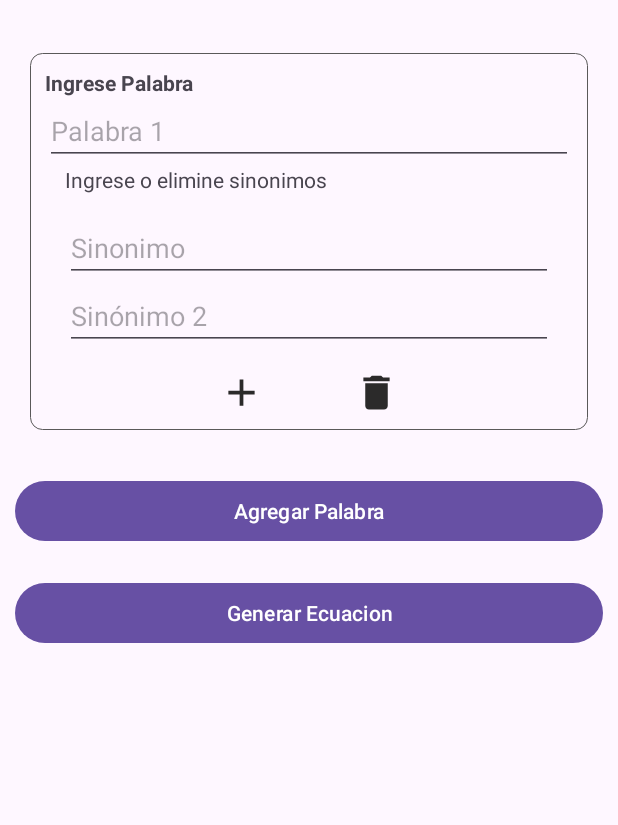
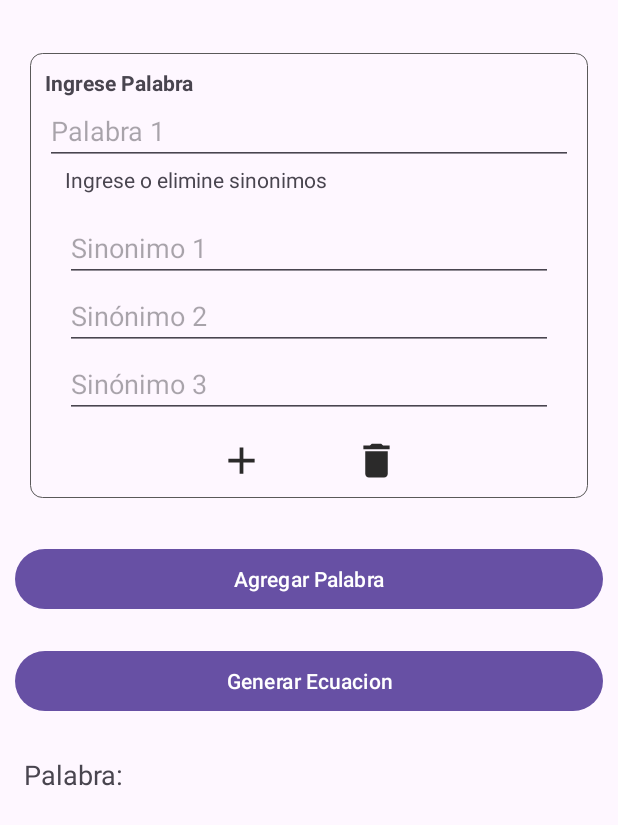
Before and after one commit to alancarlossilvestre/App_Ecuacion_De_Busqueda, an Android app: the screen it shows after launch (MainActivity), after a tap on "Generar Ecuacion", on a phone screen of 412 x 824 dp. Shown: the top 825 px of the screen. Run offline under Robolectric (Android 15) with nearby library versions, the phone set to English and light mode, and no system bars; 2 other taps on this screen came first.

Commit message:
muestra las palabras y sinonimos en un text view

```diff
--- a/app/src/main/java/com/example/dicionario/MainActivity.kt
+++ b/app/src/main/java/com/example/dicionario/MainActivity.kt
@@ -12,7 +12,6 @@ import android.widget.ImageView
 import android.widget.LinearLayout
 import android.widget.TextView
 import androidx.appcompat.widget.AppCompatImageView
-import com.example.dicionario.controladorInput.InputManager
 import com.google.android.material.textfield.TextInputEditText
 
 class MainActivity : AppCompatActivity() {
@@ -20,9 +19,11 @@ class MainActivity : AppCompatActivity() {
     private lateinit var copiarTextoManager: copiarTextoManager
     private lateinit var linearLayout: LinearLayout
     private lateinit var btnAgregar: Button
+    private lateinit var txtPalabrasSinonimos: TextView
 
 
-    private lateinit var btnAdd : AppCompatImageView
+    private lateinit var btnAddS : AppCompatImageView
+    private lateinit var btnDeleteS :AppCompatImageView
     private var contadorP = 0
 
     override fun onCreate(savedInstanceState: Bundle?) {
@@ -32,34 +33,48 @@ class MainActivity : AppCompatActivity() {
         linearLayout = findViewById(R.id.linearLayoutMain)
         btnAgregar = findViewById(R.id.btnAgregarPalabramain)
 
+        txtPalabrasSinonimos = findViewById(R.id.txtPalabrasSinonimos)
+
         btnAgregar.setOnClickListener {
             agregarElemento()
         }
+
+        val btnGenerar = findViewById<Button>(R.id.btnUnirPalabrasSinonimos)
+        btnGenerar.setOnClickListener {
+            generarTextoPalabrasSinonimos()
+        }
+
     }
 
     fun generarEcuacion(view: View) {
 
     }
 
-    private fun agregarElemento(){
+    private fun agregarElemento() {
         val inflater = getSystemService(Context.LAYOUT_INFLATER_SERVICE) as LayoutInflater
         val nuevoElemento = inflater.inflate(R.layout.palabras_y_sinonimos, null)
-        val txtInputPalabra =  nuevoElemento.findViewById<TextInputEditText>(R.id.palabra_1)
-        val txtInputSinonimo =  nuevoElemento.findViewById<TextInputEditText>(R.id.inputEditTextSinonimo)
-        btnAdd =  nuevoElemento.findViewById(R.id.addS)
+        val txtInputPalabra = nuevoElemento.findViewById<TextInputEditText>(R.id.palabra_1)
+        val txtInputSinonimoContainer = nuevoElemento.findViewById<LinearLayout>(R.id.textInputSinonimoContainer)
+        btnAddS = nuevoElemento.findViewById(R.id.addS)
+        btnDeleteS = nuevoElemento.findViewById(R.id.quitarS)
 
         contadorP++
         txtInputPalabra.hint = "Palabra $contadorP"
-        txtInputSinonimo.hint = "Sinonimo"
 
-        btnAdd.setOnClickListener {
-            agregarSinonimo(nuevoElemento)
+        agregarSinonimo(txtInputSinonimoContainer) // Agregar el primer TextInputEditText de sinónimo
+
+        btnAddS.setOnClickListener {
+            agregarSinonimo(txtInputSinonimoContainer) // Agregar más TextInputEditText de sinónimos al presionar el botón
+        }
+
+        btnDeleteS.setOnClickListener {
+            eliminarSinonimo(txtInputSinonimoContainer) // Eliminar el último TextInputEditText de sinónimo al presionar el botón
         }
 
         linearLayout.addView(nuevoElemento)
     }
-    private fun agregarSinonimo(parentView: View) {
-        val txtInputSinonimoContainer = parentView.findViewById<LinearLayout>(R.id.textInputSinonimoContainer)
+
+    private fun agregarSinonimo(txtInputSinonimoContainer: LinearLayout) {
         val nuevoSinonimo = TextInputEditText(this)
         nuevoSinonimo.layoutParams = LinearLayout.LayoutParams(
             LinearLayout.LayoutParams.MATCH_PARENT,
@@ -68,4 +83,40 @@ class MainActivity : AppCompatActivity() {
         nuevoSinonimo.hint = "Sinónimo ${txtInputSinonimoContainer.childCount + 1}"
         txtInputSinonimoContainer.addView(nuevoSinonimo)
     }
+
+    private fun eliminarSinonimo(txtInputSinonimoContainer: LinearLayout) {
+        val childCount = txtInputSinonimoContainer.childCount
+        if (childCount > 1) { // Verificar si hay más de un TextInputEditText de sinónimo para eliminar
+            txtInputSinonimoContainer.removeViewAt(childCount - 1) // Eliminar el último TextInputEditText de sinónimo
+        }
+    }
+
+
+    private fun generarTextoPalabrasSinonimos() {
+        val sb = StringBuilder()
+
+        for (i in 0 until linearLayout.childCount) {
+            val elemento = linearLayout.getChildAt(i)
+            val txtInputPalabra = elemento.findViewById<TextInputEditText>(R.id.palabra_1)
+            val txtInputSinonimoContainer = elemento.findViewById<LinearLayout>(R.id.textInputSinonimoContainer)
+
+            val palabra = txtInputPalabra.text.toString().trim()
+
+            sb.append("Palabra: $palabra\n")
+
+            for (j in 0 until txtInputSinonimoContainer.childCount) {
+                val txtInputSinonimo =
+                    txtInputSinonimoContainer.getChildAt(j) as? TextInputEditText
+                val sinonimo = txtInputSinonimo?.text.toString().trim()
+                if (sinonimo.isNotEmpty()) {
+                    sb.append("   Sinónimo: $sinonimo\n")
+                }
+            }
+
+            sb.append("\n")
+        }
+
+        txtPalabrasSinonimos.text = sb.toString()
+    }
+
 }
--- a/app/src/main/res/layout/activity_main.xml
+++ b/app/src/main/res/layout/activity_main.xml
@@ -28,13 +28,22 @@
 
             <Button
 
+                android:id="@+id/btnUnirPalabrasSinonimos"
+
                 android:layout_width="match_parent"
                 android:layout_height="wrap_content"
                 android:layout_margin="10dp"
                 android:text="Generar Ecuacion"
                 android:onClick="generarEcuacion" />
+
+            <TextView
+                android:id="@+id/txtPalabrasSinonimos"
+                android:layout_width="match_parent"
+                android:layout_height="wrap_content"
+                android:padding="16dp"
+                android:textAppearance="?android:textAppearanceMedium"
+                />
         </LinearLayout>
-
     </ScrollView>
 
 </LinearLayout>
```
Also changed, not shown: app/src/main/java/com/example/dicionario/controladorInput/InputManager.kt (deleted, +0 -33 lines), app/src/main/java/com/example/dicionario/controladorInput/inputSinonimoManager.kt (deleted, +0 -23 lines).
